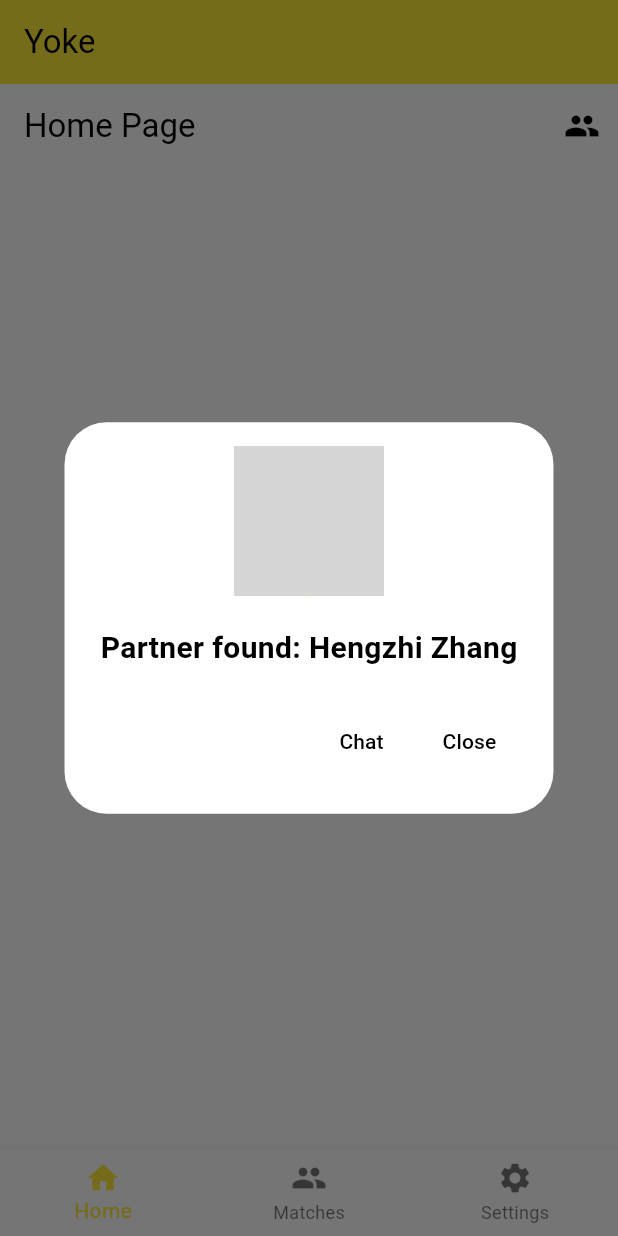
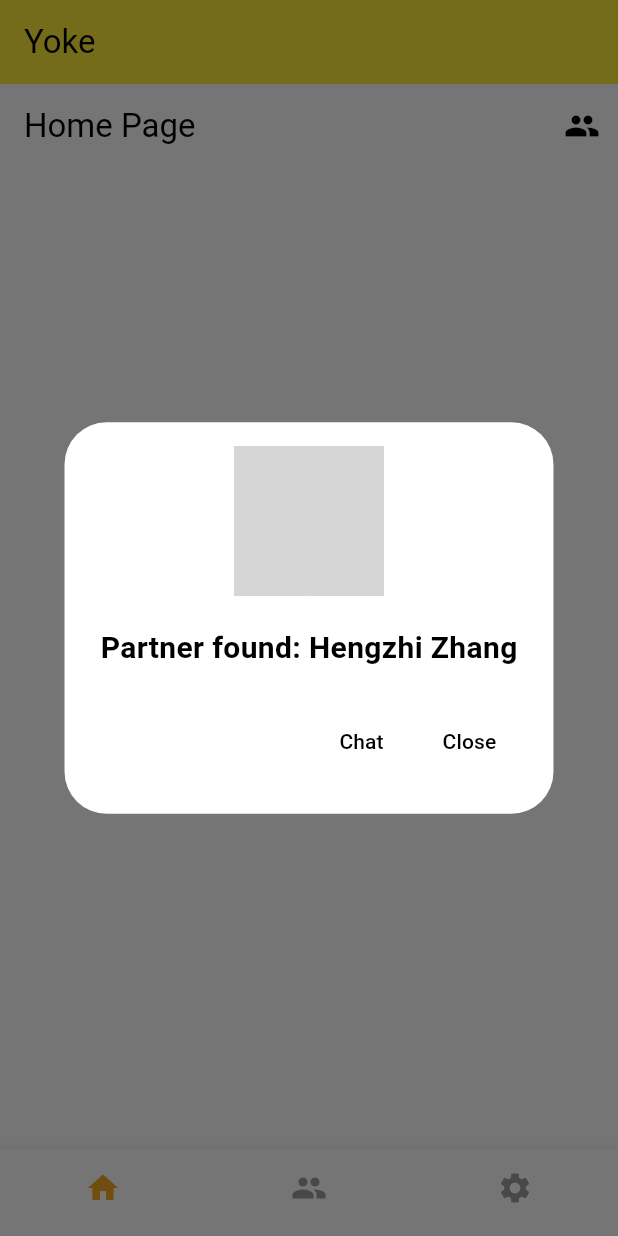
Before and after one commit to hengzhi-zhang/yokefinal, a Flutter app: the screen it shows after launch, after a tap on "Find a Partner", on a phone screen of 412 x 824 dp. Run offline on Flutter 3.47's test engine with Material 2 defaults, Android fonts, the phone set to English and light mode, and no system bars; our stand-ins replace cloud_firestore, csv, firebase_auth, firebase_core, image_picker; accounts and stored records are empty; grey boxes are pictures that could not be loaded.

Commit message:
Added no labels on bottom navigation bar

```diff
--- a/lib/main.dart
+++ b/lib/main.dart
@@ -3,10 +3,29 @@ import 'screens/home_page.dart';  // Ensure paths are correct
 import 'screens/friends_page.dart';
 import 'screens/settings_page.dart';
 import 'screens/splash_screen.dart';
-import 'person.dart'; // This assumes you have created splash_screen.dart as shown in a previous answer.
+import 'person.dart';
+import 'package:firebase_core/firebase_core.dart';
+import 'package:firebase_auth/firebase_auth.dart';
+import 'package:cloud_firestore/cloud_firestore.dart';
 
-void main() {
-  runApp(const MyApp());
+
+
+ // This assumes you have created splash_screen.dart as shown in a previous answer.
+
+void main() async {
+  WidgetsFlutterBinding.ensureInitialized();
+  await Firebase.initializeApp(
+    options: FirebaseOptions(
+      apiKey: 'AIzaSyD4v7aJO6mnJ-WL-d1QFLNX8CmXRMRLhxM',
+    appId: '1:1074506106271:ios:ade2ea51437bc60aeca9aa',
+    messagingSenderId: '1074506106271',
+    projectId: 'yoke-f9158',
+    storageBucket: 'yoke-f9158.appspot.com',
+    iosClientId: '1074506106271-baoj226s7ntnjjdabta215ebceu2062b.apps.googleusercontent.com',
+    iosBundleId: 'com.example.yokeApp4'
+    ),
+  );
+  runApp(MyApp());
 }
 
 class MyApp extends StatelessWidget {
@@ -64,10 +83,14 @@ class _MyHomePageState extends State<MyHomePage> {
             _currentIndex = index;
           });
         },
+        showSelectedLabels: false,  // Hide the labels for selected items
+        showUnselectedLabels: false,  // Hide the labels for unselected items
+        selectedItemColor: Colors.yellow[800],  // Dark yellow for the selected item
+        unselectedItemColor: Colors.grey,  // Default color for unselected items, you can adjust this if needed
         items: [
-          BottomNavigationBarItem(icon: Icon(Icons.home), label: 'Home'),
-          BottomNavigationBarItem(icon: Icon(Icons.people), label: 'Matches'),
-          BottomNavigationBarItem(icon: Icon(Icons.settings), label: 'Settings'),
+          BottomNavigationBarItem(icon: Icon(Icons.home), label: "Home"),
+          BottomNavigationBarItem(icon: Icon(Icons.people), label: "Partners"),
+          BottomNavigationBarItem(icon: Icon(Icons.settings), label: "Settings"),
         ],
       ),
     );
--- a/pubspec.yaml
+++ b/pubspec.yaml
@@ -34,6 +34,9 @@ dependencies:
   csv: 5.0.2
   image_picker: 1.0.2
   table_calendar: 3.0.9
+  firebase_core: 2.15.0
+  firebase_auth: 4.7.2
+  cloud_firestore: 4.8.4
 
 
   # The following adds the Cupertino Icons font to your application.
```
Also changed, not shown: lib/firebase_options.dart (added), pubspec.lock, 10 other files.
